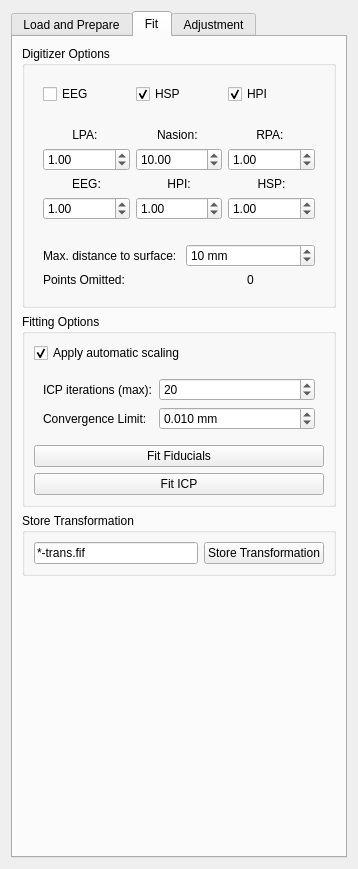
First picture: the form in libraries/disp/viewers/formfiles/coregsettingsview.ui, repository mne-tools/mne-cpp, before the edit.
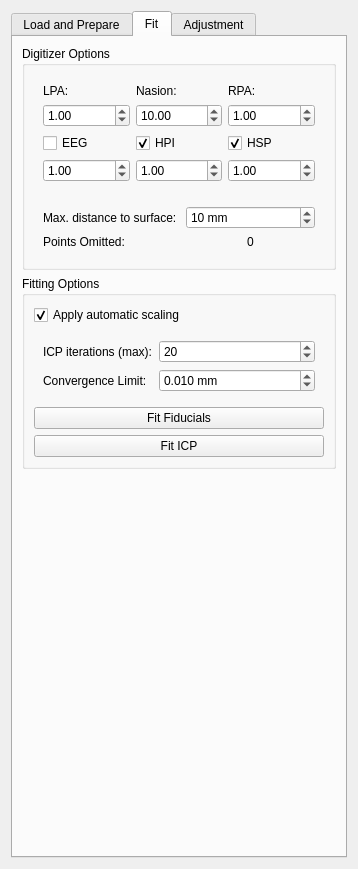
Second picture: the form after the edit. The open tabs and pages were chosen to show the change.

Commit message: Enh,Maint: Cleanup, Renaming, and implementation for load and store the transformation

```diff
--- a/libraries/disp/viewers/formfiles/coregsettingsview.ui
+++ b/libraries/disp/viewers/formfiles/coregsettingsview.ui
@@ -118,6 +118,15 @@
             </property>
            </widget>
           </item>
+         </layout>
+        </widget>
+       </item>
+       <item>
+        <widget class="QGroupBox" name="m_qGroupBox_StoreTrans">
+         <property name="title">
+          <string>Store Transformation</string>
+         </property>
+         <layout class="QVBoxLayout" name="verticalLayout_12">
           <item>
            <widget class="QLineEdit" name="m_qLineEdit_DigFileName">
             <property name="minimumSize">
@@ -157,59 +166,13 @@
           <string>Digitizer Options</string>
          </property>
          <layout class="QVBoxLayout" name="verticalLayout_8">
-          <item>
-           <widget class="QWidget" name="m_qWidget_SelectDigitizer" native="true">
-            <layout class="QHBoxLayout" name="horizontalLayout_4">
-             <item>
-              <widget class="QCheckBox" name="m_qCheckBox_EEG">
-               <property name="text">
-                <string>EEG</string>
-               </property>
-              </widget>
-             </item>
-             <item>
-              <widget class="QCheckBox" name="m_qCheckBox_HSP">
-               <property name="text">
-                <string>HSP</string>
-               </property>
-               <property name="checked">
-                <bool>true</bool>
-               </property>
-              </widget>
-             </item>
-             <item>
-              <widget class="QCheckBox" name="m_qCheckBox_HPI">
-               <property name="text">
-                <string>HPI</string>
-               </property>
-               <property name="checked">
-                <bool>true</bool>
-               </property>
-              </widget>
-             </item>
-            </layout>
-           </widget>
-          </item>
           <item>
            <widget class="QWidget" name="m_qWidget_Weigths" native="true">
             <layout class="QGridLayout" name="gridLayout">
-             <item row="1" column="2">
-              <widget class="QLabel" name="label_8">
-               <property name="text">
-                <string>RPA: </string>
-               </property>
-               <property name="alignment">
-                <set>Qt::AlignCenter</set>
-               </property>
-              </widget>
-             </item>
-             <item row="4" column="1">
-              <widget class="QLabel" name="label_17">
-               <property name="text">
-                <string>HPI:</string>
-               </property>
-               <property name="alignment">
-                <set>Qt::AlignCenter</set>
+             <item row="6" column="2">
+              <widget class="QDoubleSpinBox" name="m_qDoubleSpinBox_WeightHSP">
+               <property name="value">
+                <double>1.000000000000000</double>
                </property>
               </widget>
              </item>
@@ -220,72 +183,11 @@
                </property>
               </widget>
              </item>
-             <item row="3" column="0">
-              <widget class="QDoubleSpinBox" name="m_qDoubleSpinBox_WeightLpa">
-               <property name="value">
-                <double>1.000000000000000</double>
-               </property>
-              </widget>
-             </item>
-             <item row="4" column="2">
-              <widget class="QLabel" name="label_18">
-               <property name="text">
-                <string>HSP:</string>
-               </property>
-               <property name="alignment">
-                <set>Qt::AlignCenter</set>
-               </property>
-              </widget>
-             </item>
-             <item row="5" column="2">
-              <widget class="QDoubleSpinBox" name="m_qDoubleSpinBox_WeightHSP">
-               <property name="value">
-                <double>1.000000000000000</double>
-               </property>
-              </widget>
-             </item>
-             <item row="4" column="0">
-              <widget class="QLabel" name="label_16">
-               <property name="text">
-                <string>EEG:</string>
-               </property>
-               <property name="alignment">
-                <set>Qt::AlignCenter</set>
-               </property>
-              </widget>
-             </item>
-             <item row="5" column="1">
-              <widget class="QDoubleSpinBox" name="m_qDoubleSpinBox_WeightHPI">
-               <property name="value">
-                <double>1.000000000000000</double>
-               </property>
-              </widget>
-             </item>
-             <item row="1" column="0">
-              <widget class="QLabel" name="label_7">
-               <property name="text">
-                <string>LPA: </string>
-               </property>
-               <property name="alignment">
-                <set>Qt::AlignCenter</set>
-               </property>
-              </widget>
-             </item>
              <item row="1" column="1">
               <widget class="QLabel" name="label_9">
                <property name="text">
                 <string>Nasion: </string>
                </property>
-               <property name="alignment">
-                <set>Qt::AlignCenter</set>
-               </property>
-              </widget>
-             </item>
-             <item row="5" column="0">
-              <widget class="QDoubleSpinBox" name="m_qDoubleSpinBox_WeightEEG">
-               <property name="value">
-                <double>1.000000000000000</double>
-               </property>
               </widget>
              </item>
              <item row="3" column="1">
@@ -295,37 +197,82 @@
                </property>
               </widget>
              </item>
+             <item row="6" column="0">
+              <widget class="QDoubleSpinBox" name="m_qDoubleSpinBox_WeightEEG">
+               <property name="value">
+                <double>1.000000000000000</double>
+               </property>
+              </widget>
+             </item>
+             <item row="1" column="2">
+              <widget class="QLabel" name="label_8">
+               <property name="text">
+                <string>RPA: </string>
+               </property>
+              </widget>
+             </item>
+             <item row="6" column="1">
+              <widget class="QDoubleSpinBox" name="m_qDoubleSpinBox_WeightHPI">
+               <property name="value">
+                <double>1.000000000000000</double>
+               </property>
+              </widget>
+             </item>
+             <item row="1" column="0">
+              <widget class="QLabel" name="label_7">
+               <property name="text">
+                <string>LPA: </string>
+               </property>
+              </widget>
+             </item>
+             <item row="3" column="0">
+              <widget class="QDoubleSpinBox" name="m_qDoubleSpinBox_WeightLpa">
+               <property name="value">
+                <double>1.000000000000000</double>
+               </property>
+              </widget>
+             </item>
+             <item row="4" column="0">
+              <widget class="QCheckBox" name="m_qCheckBox_EEG">
+               <property name="text">
+                <string>EEG</string>
+               </property>
+              </widget>
+             </item>
+             <item row="4" column="1">
+              <widget class="QCheckBox" name="m_qCheckBox_HPI">
+               <property name="text">
+                <string>HPI</string>
+               </property>
+               <property name="checked">
+                <bool>true</bool>
+               </property>
+              </widget>
+             </item>
+             <item row="4" column="2">
+              <widget class="QCheckBox" name="m_qCheckBox_HSP">
+               <property name="text">
+                <string>HSP</string>
+               </property>
+               <property name="checked">
+                <bool>true</bool>
+               </property>
+              </widget>
+             </item>
             </layout>
            </widget>
           </item>
           <item>
            <widget class="QWidget" name="m_qWidget_Discard" native="true">
-            <layout class="QFormLayout" name="formLayout_4">
-             <item row="2" column="0">
-              <widget class="QLabel" name="m_qLabel_Text">
-               <property name="text">
-                <string>Points Omitted:</string>
-               </property>
-              </widget>
-             </item>
-             <item row="2" column="1">
-              <widget class="QLabel" name="m_qLabel_NOmitted">
-               <property name="text">
-                <string>0</string>
-               </property>
-               <property name="alignment">
-                <set>Qt::AlignCenter</set>
-               </property>
-              </widget>
-             </item>
-             <item row="1" column="0">
+            <layout class="QFormLayout" name="formLayout">
+             <item row="0" column="0">
               <widget class="QLabel" name="label_15">
                <property name="text">
                 <string>Max. distance to surface: </string>
                </property>
               </widget>
              </item>
-             <item row="1" column="1">
+             <item row="0" column="1">
               <widget class="QSpinBox" name="m_qSpinBox_MaxDist">
                <property name="suffix">
                 <string> mm</string>
@@ -335,6 +282,23 @@
                </property>
               </widget>
              </item>
+             <item row="1" column="0">
+              <widget class="QLabel" name="m_qLabel_Text">
+               <property name="text">
+                <string>Points Omitted:</string>
+               </property>
+              </widget>
+             </item>
+             <item row="1" column="1">
+              <widget class="QLabel" name="m_qLabel_NOmitted">
+               <property name="text">
+                <string>0</string>
+               </property>
+               <property name="alignment">
+                <set>Qt::AlignCenter</set>
+               </property>
+              </widget>
+             </item>
             </layout>
            </widget>
           </item>
@@ -420,29 +384,6 @@
          </layout>
         </widget>
        </item>
-       <item>
-        <widget class="QGroupBox" name="m_qGroupBox_StoreTrans">
-         <property name="title">
-          <string>Store Transformation</string>
-         </property>
-         <layout class="QHBoxLayout" name="horizontalLayout_2">
-          <item>
-           <widget class="QLineEdit" name="m_qLineEdit_TransFileStore">
-            <property name="text">
-             <string>*-trans.fif</string>
-            </property>
-           </widget>
-          </item>
-          <item>
-           <widget class="QPushButton" name="m_qPushButton_TransFileStoreDialaog">
-            <property name="text">
-             <string>Store Transformation</string>
-            </property>
-           </widget>
-          </item>
-         </layout>
-        </widget>
-       </item>
        <item>
         <spacer name="verticalSpacer">
          <property name="orientation">
```
Left out of the diff: 34 changed lines with no effect on the pictures. The commit also changes 4 other files.
